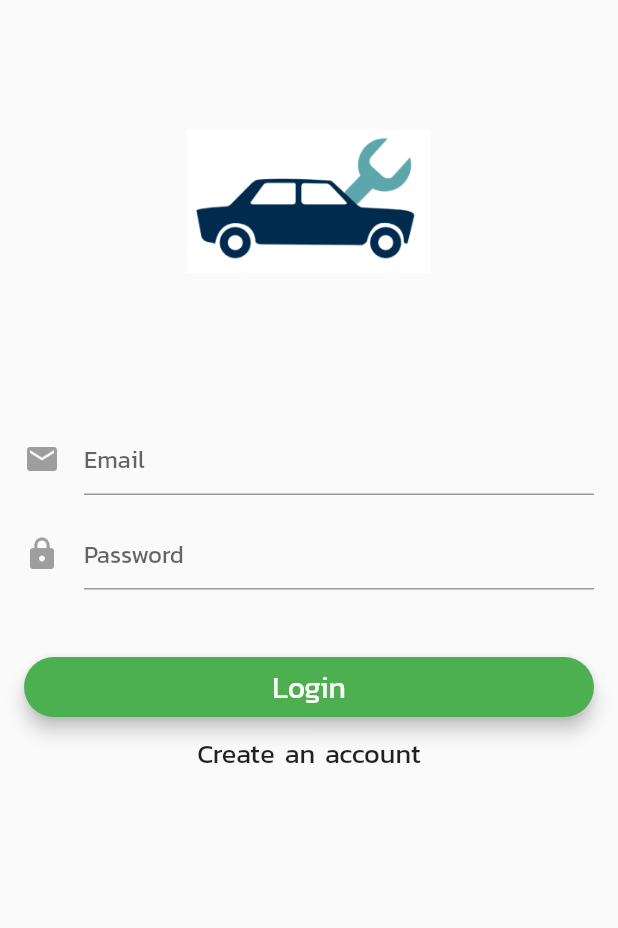
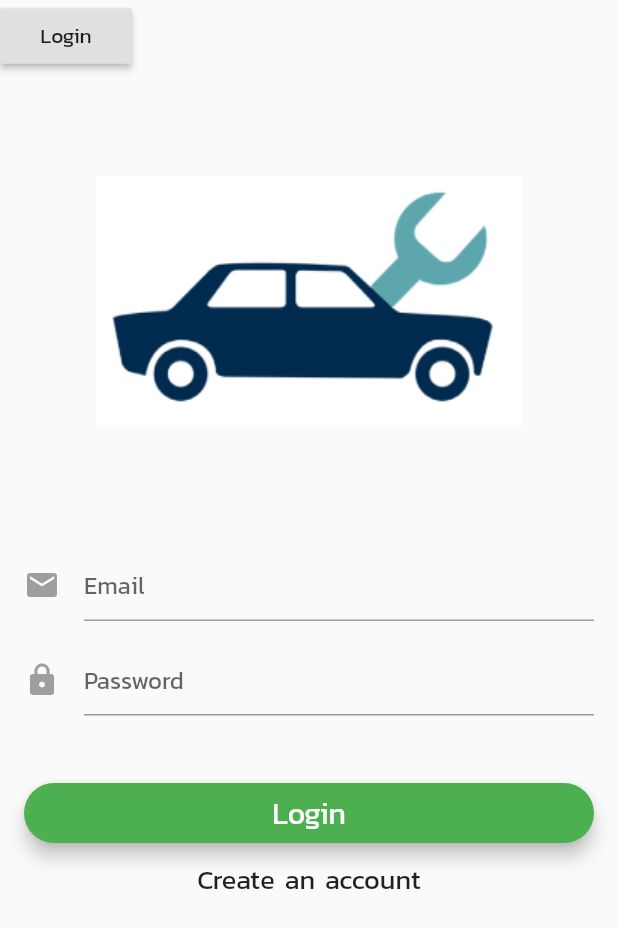
Before and after one commit to muksirikorn/project_muk, a Flutter app: the LoginPage screen opened directly, on a phone screen of 412 x 824 dp. Shown: the top 928 px of the screen. Run offline on Flutter 3.47's test engine with Material 2 defaults, Android fonts, the phone set to English and light mode, and no system bars; our stand-ins replace cloud_firestore, datetime_picker_formfield, firebase_auth, firebase_storage, google_maps_flutter, image_picker and 2 more; missing offline and left inert: algolia; accounts and stored records are empty.

Commit message:
addv scope model

```diff
--- a/lib/src/screens/home.dart
+++ b/lib/src/screens/home.dart
@@ -35,7 +35,7 @@ class _HomePageState extends State<HomePage> {
     return DefaultTabController(
       length: 2,
       child: Scaffold(
-        backgroundColor: Constant.WHITE_COLOR, //set color
+        backgroundColor: Constant.GG_COLOR,
         appBar: AppBar(
           bottom: TabBar(
             tabs: [
@@ -163,7 +163,7 @@ class DataSearch extends SearchDelegate<String> {
               child: Center(
                   child: GestureDetector(
                 child: Card(
-                  color: Colors.yellow[200],
+                  color: Colors.orange[200],
                   child: Column(
                     children: <Widget>[
                       Row(children: <Widget>[
--- a/lib/src/screens/login.dart
+++ b/lib/src/screens/login.dart
@@ -1,5 +1,8 @@
 import 'package:flutter/material.dart';
+import 'package:project_muk/src/screens/shop/new_shop_page.dart';
+import 'package:project_muk/src/screens/shop/scoped_model.dart';
 import '../services/auth_services.dart';
+import 'package:scoped_model/scoped_model.dart';
 
 class LoginPage extends StatefulWidget {
   LoginPage({this.auth, this.loginCallback});
@@ -13,6 +16,8 @@ class LoginPage extends StatefulWidget {
 
 class _LoginPageState extends State<LoginPage> {
   final _formKey = new GlobalKey<FormState>();
+  final MainModel _model = MainModel();
+
 
   String _email;
   String _password;
@@ -89,14 +94,38 @@ class _LoginPageState extends State<LoginPage> {
 
   @override
   Widget build(BuildContext context) {
+    return ScopedModelDescendant<MainModel>(
+        builder: (BuildContext context, Widget child, MainModel model){
     return Scaffold(
         body: Stack(
       children: <Widget>[
+              Text(
+                'Email:',
+              ),
+              Text(
+                'Password:',
+              ),
+              Text(
+                '${model.count}',
+                style: Theme.of(context).textTheme.display1,
+              ),
+              SizedBox(height: 10.0),
+              RaisedButton(
+                padding: const EdgeInsets.all(8.0),
+                  child: Text('Login'),
+                  onPressed: () {
+                    Navigator.push(
+                      context,
+                      MaterialPageRoute<NewShopPage>(
+                          builder: (BuildContext context) => NewShopPage()),
+                    );
+                  }),
         _showForm(),
         _showCircularProgress(),
       ],
     ));
-  }
+        },
+    );}
 
   Widget _showCircularProgress() {
     if (_isLoading) {
@@ -168,20 +197,23 @@ class _LoginPageState extends State<LoginPage> {
   Widget showLogo() {
     return Hero(
       tag: 'hero',
-      child: Padding(
+      child: Container(
+        width: 150,height: 300,
+        child: Padding(
         padding: EdgeInsets.fromLTRB(0.0, 70.0, 0.0, 0.0),
         child: CircleAvatar(
           backgroundColor: Colors.transparent,
           radius: 48.0,
-          child: Image.asset('assets/images/car.png'),
+          child: Image.asset('assets/images/car.png',),
         ),
-      ),
+      ))
+      ,
     );
   }
 
   Widget showEmailInput() {
     return Padding(
-      padding: const EdgeInsets.fromLTRB(0.0, 100.0, 0.0, 0.0),
+      padding: const EdgeInsets.fromLTRB(0.0, 50.0, 0.0, 0.0),
       child: TextFormField(
         maxLines: 1,
         keyboardType: TextInputType.emailAddress,
--- /dev/null
+++ b/lib/src/screens/shop/scoped_model.dart
@@ -0,0 +1,23 @@
+import 'package:scoped_model/scoped_model.dart';
+
+class MainModel extends Model {
+  String _name = "";
+  int _count = 0;
+
+  String get name {
+    return _name;
+  }
+
+  int get count {
+    return _count;
+  }
+
+  void updateName(String name) {
+    _name = name;
+  }
+
+  void incrementCount() {
+    _count += 1;
+    notifyListeners();
+  }
+}
--- a/pubspec.yaml
+++ b/pubspec.yaml
@@ -35,6 +35,7 @@ dependencies:
   firebase_auth: ^0.14.0+9
   google_maps_flutter: ^0.5.21
   location: ^2.3.5
+  scoped_model: ^1.0.1
 
 dev_dependencies:
   flutter_test:
```
Also changed, not shown: lib/src/screens/shop/new_shop_page.dart (+11 -3 lines), lib/src/screens/shop/update_shop_page.dart (+11 -3 lines), pubspec.lock.
